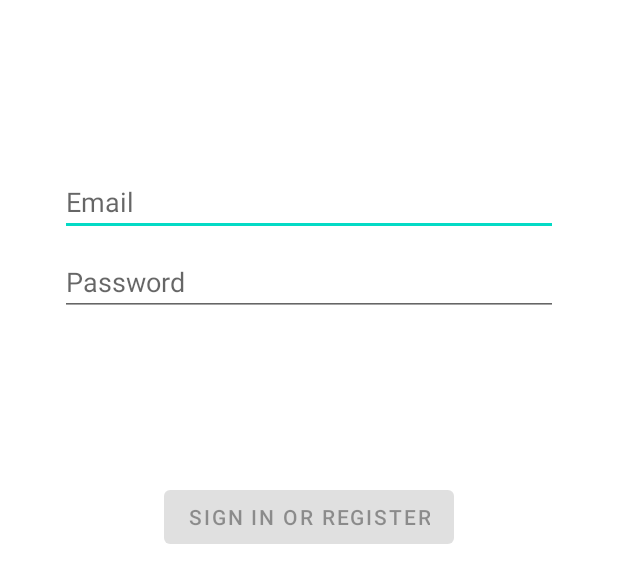
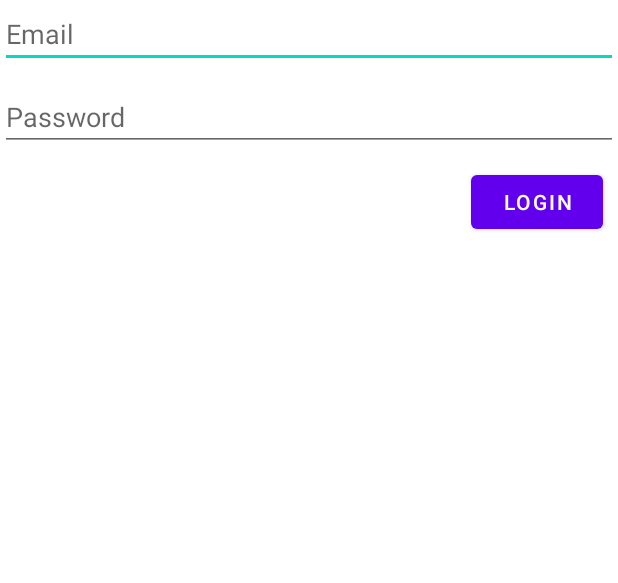
Before and after one commit to Crimsey/GardenRamsey-front, an Android app: the layout activity_login.xml on its own in the app's theme, with its tools: preview values and no code run, on a phone screen of 412 x 824 dp. Shown: the top 583 px of the screen. Run offline under Robolectric (Android 15) with nearby library versions, the light colour scheme and no system bars.

Commit message:
activity_login.xml

```diff
--- a/app/src/main/java/com/example/myapplication/ui/RegisterActivity.java
+++ b/app/src/main/java/com/example/myapplication/ui/RegisterActivity.java
@@ -3,6 +3,7 @@ package com.example.myapplication.ui;
 import androidx.annotation.NonNull;
 import androidx.appcompat.app.AppCompatActivity;
 
+import android.content.Intent;
 import android.os.Bundle;
 import android.text.TextUtils;
 import android.view.View;
@@ -58,6 +59,8 @@ public class RegisterActivity extends AppCompatActivity {
         auth.createUserWithEmailAndPassword(email,password).addOnCompleteListener(task -> {
             if (task.isSuccessful()){
                 Toast.makeText(RegisterActivity.this,"Register user successful", Toast.LENGTH_SHORT).show();
+                startActivity(new Intent(RegisterActivity.this, MainActivity.class));
+                finish();
             }else{
                 Toast.makeText(RegisterActivity.this,"Registration failed", Toast.LENGTH_SHORT).show();
             }
--- a/app/src/main/res/layout/activity_login.xml
+++ b/app/src/main/res/layout/activity_login.xml
@@ -1,78 +1,31 @@
 <?xml version="1.0" encoding="utf-8"?>
-<androidx.constraintlayout.widget.ConstraintLayout xmlns:android="http://schemas.android.com/apk/res/android"
+<RelativeLayout xmlns:android="http://schemas.android.com/apk/res/android"
     xmlns:app="http://schemas.android.com/apk/res-auto"
     xmlns:tools="http://schemas.android.com/tools"
-    android:id="@+id/container"
     android:layout_width="match_parent"
     android:layout_height="match_parent"
-    android:paddingLeft="@dimen/activity_horizontal_margin"
-    android:paddingTop="@dimen/activity_vertical_margin"
-    android:paddingRight="@dimen/activity_horizontal_margin"
-    android:paddingBottom="@dimen/activity_vertical_margin"
-    tools:context=".ui.login.LoginActivity">
+    tools:context=".ui.LoginActivity"
+    android:layout_gravity="center">
 
     <EditText
-        android:id="@+id/username"
-        android:layout_width="0dp"
+        android:layout_width="match_parent"
         android:layout_height="wrap_content"
-        android:layout_marginStart="24dp"
-        android:layout_marginTop="96dp"
-        android:layout_marginEnd="24dp"
-        android:autofillHints="@string/prompt_email"
-        android:hint="@string/prompt_email"
-        android:inputType="textEmailAddress"
-        android:selectAllOnFocus="true"
-        app:layout_constraintEnd_toEndOf="parent"
-        app:layout_constraintStart_toStartOf="parent"
-        app:layout_constraintTop_toTopOf="parent" />
-
+        android:hint="Email"
+        android:id="@+id/email"/>
     <EditText
+        android:layout_width="match_parent"
+        android:layout_height="wrap_content"
         android:id="@+id/password"
-        android:layout_width="0dp"
-        android:layout_height="wrap_content"
-        android:layout_marginStart="24dp"
-        android:layout_marginTop="8dp"
-        android:layout_marginEnd="24dp"
-        android:autofillHints="@string/prompt_password"
-        android:hint="@string/prompt_password"
-        android:imeActionLabel="@string/action_sign_in_short"
-        android:imeOptions="actionDone"
-        android:inputType="textPassword"
-        android:selectAllOnFocus="true"
-        app:layout_constraintEnd_toEndOf="parent"
-        app:layout_constraintStart_toStartOf="parent"
-        app:layout_constraintTop_toBottomOf="@+id/username" />
-
+        android:hint="Password"
+        android:layout_below="@+id/email"
+        android:layout_marginTop="10dp"/>
     <Button
-        android:id="@+id/login"
         android:layout_width="wrap_content"
         android:layout_height="wrap_content"
-        android:layout_gravity="start"
-        android:layout_marginStart="48dp"
-        android:layout_marginTop="16dp"
-        android:layout_marginEnd="48dp"
-        android:layout_marginBottom="64dp"
-        android:enabled="false"
-        android:text="@string/action_sign_in"
-        app:layout_constraintBottom_toBottomOf="parent"
-        app:layout_constraintEnd_toEndOf="parent"
-        app:layout_constraintStart_toStartOf="parent"
-        app:layout_constraintTop_toBottomOf="@+id/password"
-        app:layout_constraintVertical_bias="0.2" />
-
-    <ProgressBar
-        android:id="@+id/loading"
-        android:layout_width="wrap_content"
-        android:layout_height="wrap_content"
-        android:layout_gravity="center"
-        android:layout_marginStart="32dp"
-        android:layout_marginTop="64dp"
-        android:layout_marginEnd="32dp"
-        android:layout_marginBottom="64dp"
-        android:visibility="gone"
-        app:layout_constraintBottom_toBottomOf="parent"
-        app:layout_constraintEnd_toEndOf="@+id/password"
-        app:layout_constraintStart_toStartOf="@+id/password"
-        app:layout_constraintTop_toTopOf="parent"
-        app:layout_constraintVertical_bias="0.3" />
-</androidx.constraintlayout.widget.ConstraintLayout>
+        android:id="@+id/login"
+        android:layout_below="@id/password"
+        android:layout_alignParentEnd="true"
+        android:layout_marginTop="10dp"
+        android:layout_marginEnd="10dp"
+        android:text="LOGIN"/>
+</RelativeLayout>
```
